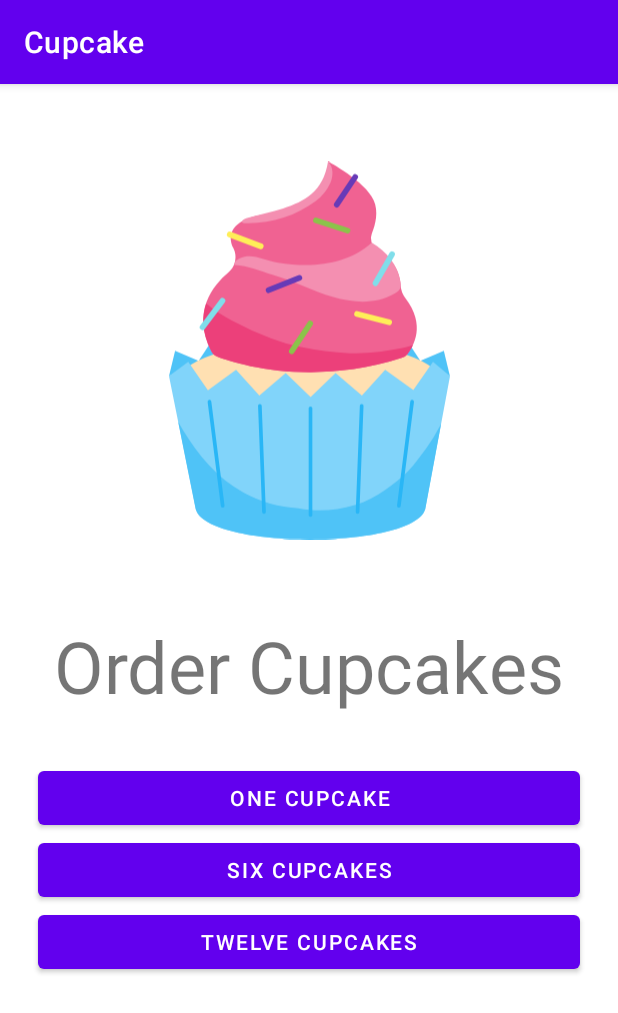
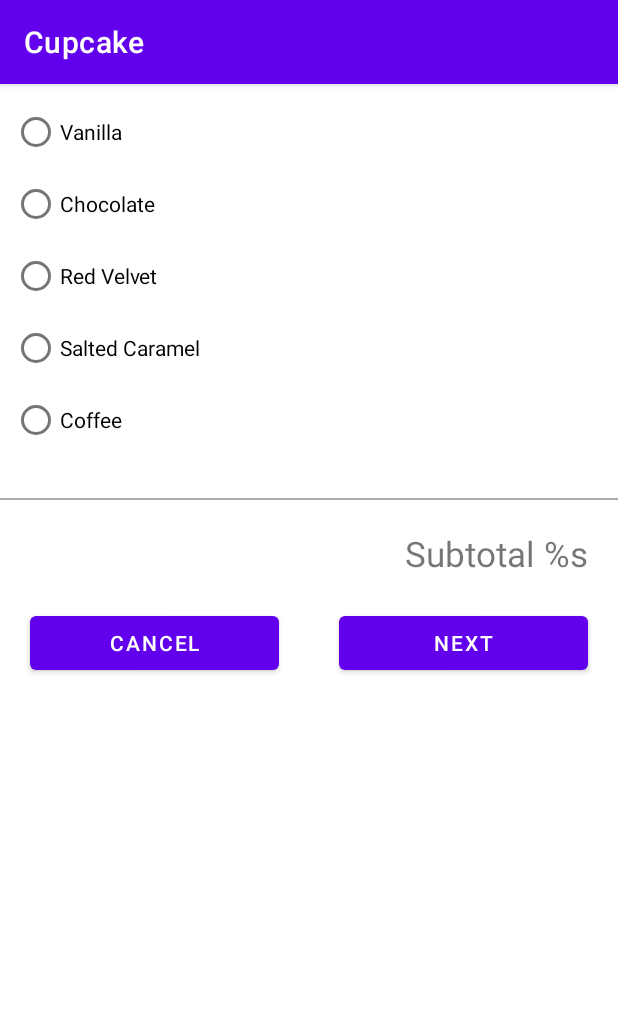
Before and after one commit to gogamid/Cupcake, an Android app: the screen it shows after launch (MainActivity), on a phone screen of 412 x 824 dp. Shown: the top 1013 px of the screen. Run offline under Robolectric (Android 15) with nearby library versions, the phone set to English and light mode, and no system bars.

Commit message:
feat: implement flavor fragment and assign in to fragment container

```diff
--- /dev/null
+++ b/app/src/main/java/com/example/cupcake/fragments/FlavorFragment.kt
@@ -0,0 +1,19 @@
+package com.example.cupcake.fragments
+
+import android.os.Bundle
+import androidx.fragment.app.Fragment
+import android.view.LayoutInflater
+import android.view.View
+import android.view.ViewGroup
+import com.example.cupcake.R
+
+class FlavorFragment : Fragment() {
+
+  override fun onCreateView(
+    inflater: LayoutInflater, container: ViewGroup?,
+    savedInstanceState: Bundle?
+  ): View? {
+    // Inflate the layout for this fragment
+    return inflater.inflate(R.layout.fragment_flavor, container, false)
+  }
+}
--- a/app/src/main/res/layout/activity_main.xml
+++ b/app/src/main/res/layout/activity_main.xml
@@ -8,7 +8,7 @@
 
     <androidx.fragment.app.FragmentContainerView
         android:id="@+id/fragmentContainerView"
-        android:name="com.example.cupcake.fragments.MainFragment"
+        android:name="com.example.cupcake.fragments.FlavorFragment"
         android:layout_width="match_parent"
         android:layout_height="match_parent" />
 </FrameLayout>
--- /dev/null
+++ b/app/src/main/res/layout/fragment_flavor.xml
@@ -0,0 +1,93 @@
+<?xml version="1.0" encoding="utf-8"?>
+
+<ScrollView xmlns:android="http://schemas.android.com/apk/res/android"
+    xmlns:app="http://schemas.android.com/apk/res-auto"
+    xmlns:tools="http://schemas.android.com/tools"
+    android:layout_width="match_parent"
+    android:layout_height="match_parent"
+    tools:context=".fragments.FlavorFragment">
+
+    <androidx.constraintlayout.widget.ConstraintLayout
+        android:layout_width="match_parent"
+        android:layout_height="wrap_content">
+
+        <RadioGroup
+            android:id="@+id/rb_group"
+            android:layout_width="wrap_content"
+            android:layout_height="wrap_content"
+            android:padding="8dp"
+            app:layout_constraintStart_toStartOf="parent"
+            app:layout_constraintTop_toTopOf="parent">
+
+            <RadioButton
+                android:id="@+id/vanilla_rb"
+                android:layout_width="match_parent"
+                android:layout_height="wrap_content"
+                android:text="@string/vanilla" />
+
+            <RadioButton
+                android:id="@+id/choco_rb"
+                android:layout_width="match_parent"
+                android:layout_height="wrap_content"
+                android:text="@string/chocolate" />
+
+            <RadioButton
+                android:id="@+id/velvet_rb"
+                android:layout_width="match_parent"
+                android:layout_height="wrap_content"
+                android:text="@string/red_velvet" />
+
+            <RadioButton
+                android:id="@+id/caramel_rb"
+                android:layout_width="match_parent"
+                android:layout_height="wrap_content"
+                android:text="@string/salted_caramel" />
+
+            <RadioButton
+                android:id="@+id/coffee_rb"
+                android:layout_width="match_parent"
+                android:layout_height="wrap_content"
+                android:text="@string/coffee" />
+
+        </RadioGroup>
+
+        <View
+            android:id="@+id/horizontal_line"
+            android:layout_width="match_parent"
+            android:layout_height="1dp"
+            android:layout_marginTop="20dp"
+            android:background="@android:color/darker_gray"
+            app:layout_constraintTop_toBottomOf="@+id/rb_group" />
+
+        <TextView
+            android:id="@+id/subtotal_tv"
+            android:layout_width="wrap_content"
+            android:layout_height="wrap_content"
+            android:layout_marginEnd="20dp"
+            android:layout_marginTop="20dp"
+            android:text="@string/subtotal"
+            android:textSize="23sp"
+            app:layout_constraintEnd_toEndOf="parent"
+            app:layout_constraintTop_toBottomOf="@id/horizontal_line" />
+
+        <Button
+            android:id="@+id/cancel_button"
+            android:layout_width="0dp"
+            android:layout_height="wrap_content"
+            android:layout_margin="20dp"
+            android:text="@string/cancel"
+            app:layout_constraintEnd_toStartOf="@+id/next_button"
+            app:layout_constraintStart_toStartOf="parent"
+            app:layout_constraintTop_toBottomOf="@+id/subtotal_tv" />
+
+        <Button
+            android:id="@+id/next_button"
+            android:layout_width="0dp"
+            android:layout_height="wrap_content"
+            android:layout_margin="20dp"
+            android:text="@string/next"
+            app:layout_constraintEnd_toEndOf="parent"
+            app:layout_constraintStart_toEndOf="@+id/cancel_button"
+            app:layout_constraintTop_toBottomOf="@+id/subtotal_tv" />
+    </androidx.constraintlayout.widget.ConstraintLayout>
+</ScrollView>
--- a/app/src/main/res/values/strings.xml
+++ b/app/src/main/res/values/strings.xml
@@ -5,4 +5,12 @@
     <string name="six_cupcakes">six cupcakes</string>
     <string name="twelve_cupcakes">twelve cupcakes</string>
     <string name="order_cupcakes">Order Cupcakes</string>
+    <string name="vanilla">Vanilla</string>
+    <string name="chocolate">Chocolate</string>
+    <string name="red_velvet">Red Velvet</string>
+    <string name="salted_caramel">Salted Caramel</string>
+    <string name="coffee">Coffee</string>
+    <string name="subtotal">Subtotal %s</string>
+    <string name="cancel">Cancel</string>
+    <string name="next">Next</string>
 </resources>
```
